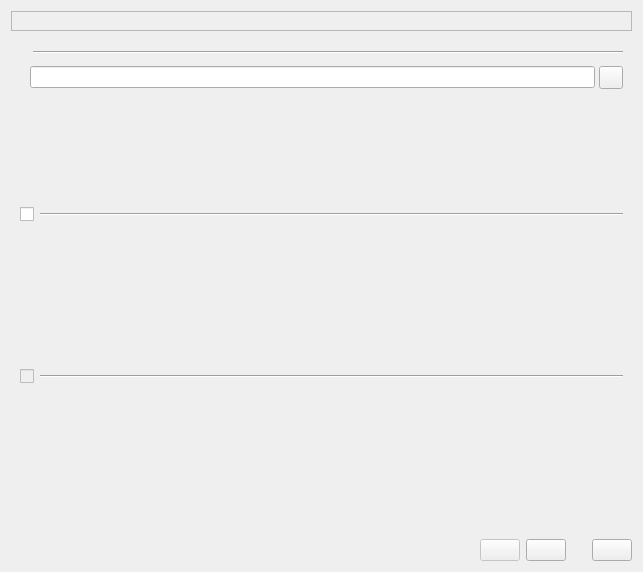
Qt form src/First_Start_Wizard.ui (tobimensch/aqemu) before a commit.
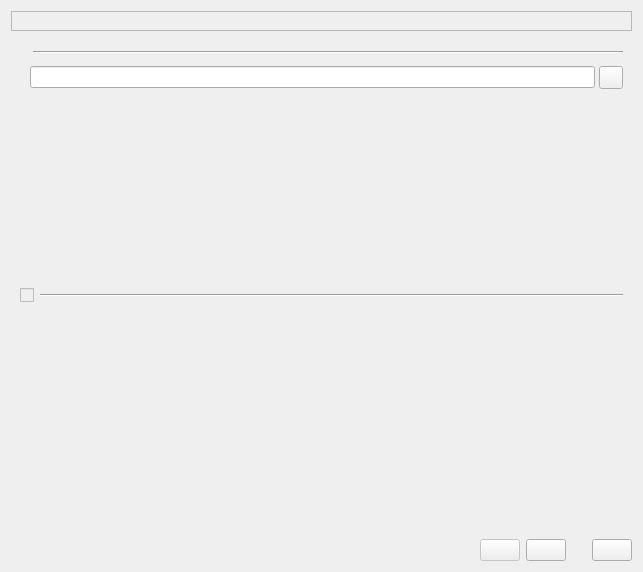
The same form after that commit. The open tabs and pages were chosen to show the change. Icons and pictures are not drawn.

What changed in the file:
```diff
--- a/src/First_Start_Wizard.ui
+++ b/src/First_Start_Wizard.ui
@@ -171,64 +171,6 @@
          </item>
         </layout>
        </item>
-       <item>
-        <layout class="QVBoxLayout" name="verticalLayout_2">
-         <item>
-          <layout class="QHBoxLayout" name="horizontalLayout_4">
-           <item>
-            <widget class="QCheckBox" name="CH_Device_Manager">
-             <property name="sizePolicy">
-              <sizepolicy hsizetype="Maximum" vsizetype="Fixed">
-               <horstretch>0</horstretch>
-               <verstretch>0</verstretch>
-              </sizepolicy>
-             </property>
-             <property name="text">
-              <string/>
-             </property>
-            </widget>
-           </item>
-           <item>
-            <widget class="Line" name="line">
-             <property name="orientation">
-              <enum>Qt::Horizontal</enum>
-             </property>
-            </widget>
-           </item>
-          </layout>
-         </item>
-         <item>
-          <layout class="QVBoxLayout" name="verticalLayout">
-           <property name="leftMargin">
-            <number>10</number>
-           </property>
-           <item>
-            <widget class="QLabel" name="Label_Device_Manager">
-             <property name="text">
-              <string/>
-             </property>
-             <property name="wordWrap">
-              <bool>true</bool>
-             </property>
-            </widget>
-           </item>
-           <item>
-            <spacer name="verticalSpacer_2">
-             <property name="orientation">
-              <enum>Qt::Vertical</enum>
-             </property>
-             <property name="sizeHint" stdset="0">
-              <size>
-               <width>20</width>
-               <height>23</height>
-              </size>
-             </property>
-            </spacer>
-           </item>
-          </layout>
-         </item>
-        </layout>
-       </item>
        <item>
         <layout class="QVBoxLayout" name="verticalLayout_4">
          <item>
```
Left out of the diff: 26 changed lines with no effect on the pictures.
